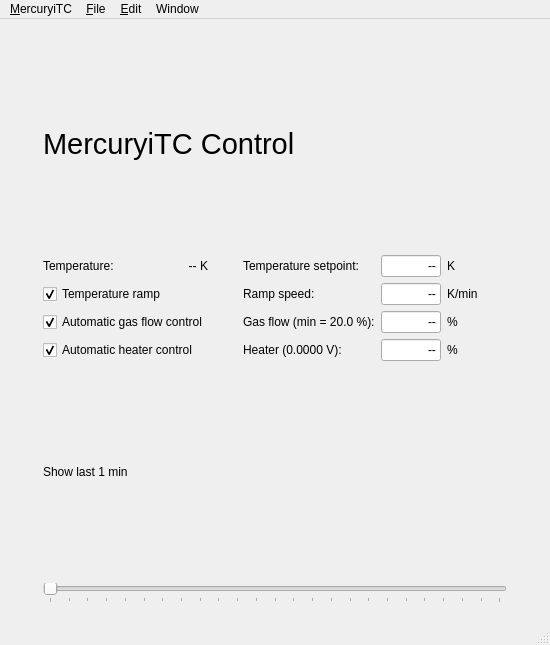
First picture: the form in mercurygui/main.ui, repository OE-FET/mercurygui, before the edit.
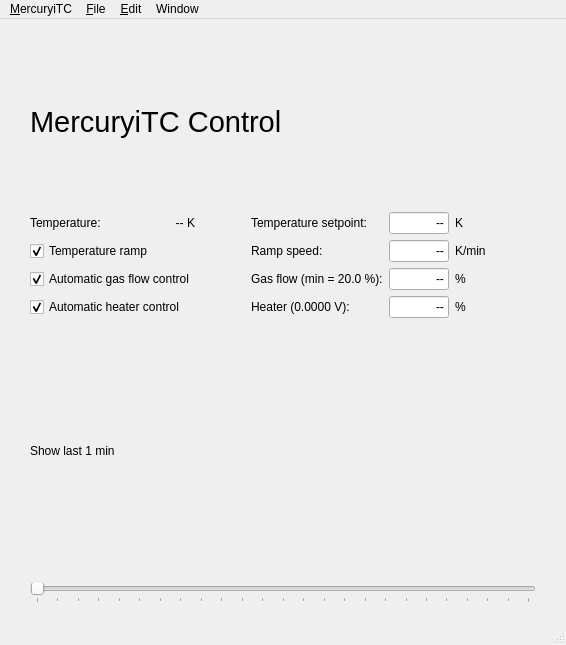
Second picture: the form after the edit. Custom widgets are drawn as their Qt base class.

Commit message: fixed too small y-axis width for some fonts / systems

Patch:
```diff
--- a/mercurygui/main.ui
+++ b/mercurygui/main.ui
@@ -6,7 +6,7 @@
    <rect>
     <x>0</x>
     <y>0</y>
-    <width>550</width>
+    <width>566</width>
     <height>645</height>
    </rect>
   </property>
@@ -28,8 +28,112 @@
      <number>20</number>
     </property>
     <item row="2" column="0">
-     <layout class="QGridLayout" name="gridLayout">
-      <item row="4" column="1" colspan="3">
+     <layout class="QGridLayout" name="gridLayoutTop">
+      <property name="leftMargin">
+       <number>30</number>
+      </property>
+      <property name="rightMargin">
+       <number>30</number>
+      </property>
+      <item row="4" column="5">
+       <widget class="CLineEdit" name="h1_edit">
+        <property name="minimumSize">
+         <size>
+          <width>60</width>
+          <height>0</height>
+         </size>
+        </property>
+        <property name="maximumSize">
+         <size>
+          <width>60</width>
+          <height>16777215</height>
+         </size>
+        </property>
+        <property name="text">
+         <string>--</string>
+        </property>
+        <property name="alignment">
+         <set>Qt::AlignRight|Qt::AlignTrailing|Qt::AlignVCenter</set>
+        </property>
+       </widget>
+      </item>
+      <item row="0" column="0" colspan="8">
+       <widget class="QLabel" name="labelTitle">
+        <property name="text">
+         <string>&lt;html&gt;&lt;head/&gt;&lt;body&gt;&lt;p&gt;&lt;span style=&quot; font-size:22pt;&quot;&gt;MercuryiTC Control&lt;/span&gt;&lt;/p&gt;&lt;/body&gt;&lt;/html&gt;</string>
+        </property>
+        <property name="textFormat">
+         <enum>Qt::RichText</enum>
+        </property>
+       </widget>
+      </item>
+      <item row="1" column="6">
+       <widget class="QLabel" name="t2_unit">
+        <property name="text">
+         <string>K</string>
+        </property>
+       </widget>
+      </item>
+      <item row="2" column="5">
+       <widget class="CLineEdit" name="r1_edit">
+        <property name="minimumSize">
+         <size>
+          <width>60</width>
+          <height>0</height>
+         </size>
+        </property>
+        <property name="maximumSize">
+         <size>
+          <width>60</width>
+          <height>16777215</height>
+         </size>
+        </property>
+        <property name="text">
+         <string>--</string>
+        </property>
+        <property name="alignment">
+         <set>Qt::AlignRight|Qt::AlignTrailing|Qt::AlignVCenter</set>
+        </property>
+       </widget>
+      </item>
+      <item row="3" column="0" colspan="3">
+       <widget class="QCheckBox" name="gf2_checkbox">
+        <property name="text">
+         <string>Automatic gas flow control</string>
+        </property>
+        <property name="checked">
+         <bool>true</bool>
+        </property>
+       </widget>
+      </item>
+      <item row="3" column="4">
+       <widget class="QLabel" name="gf1_label">
+        <property name="text">
+         <string>Gas flow (min = 20.0 %):</string>
+        </property>
+       </widget>
+      </item>
+      <item row="1" column="0">
+       <widget class="QLabel" name="t1_label">
+        <property name="maximumSize">
+         <size>
+          <width>90</width>
+          <height>16777215</height>
+         </size>
+        </property>
+        <property name="text">
+         <string>Temperature:</string>
+        </property>
+       </widget>
+      </item>
+      <item row="1" column="4">
+       <widget class="QLabel" name="t2_label">
+        <property name="text">
+         <string>Temperature setpoint:</string>
+        </property>
+       </widget>
+      </item>
+      <item row="4" column="0" colspan="3">
        <widget class="QCheckBox" name="h2_checkbox">
         <property name="text">
          <string>Automatic heater control</string>
@@ -39,52 +143,14 @@
         </property>
        </widget>
       </item>
-      <item row="6" column="1" colspan="8">
-       <widget class="QLabel" name="timeLabel">
-        <property name="sizePolicy">
-         <sizepolicy hsizetype="Expanding" vsizetype="Preferred">
-          <horstretch>0</horstretch>
-          <verstretch>0</verstretch>
-         </sizepolicy>
-        </property>
-        <property name="text">
-         <string>Show last 1 min</string>
-        </property>
-       </widget>
-      </item>
-      <item row="3" column="7">
+      <item row="3" column="6">
        <widget class="QLabel" name="gf1_unit">
         <property name="text">
          <string>%</string>
         </property>
        </widget>
       </item>
-      <item row="7" column="1" colspan="8">
-       <widget class="QSlider" name="horizontalSlider">
-        <property name="sizePolicy">
-         <sizepolicy hsizetype="Expanding" vsizetype="Fixed">
-          <horstretch>0</horstretch>
-          <verstretch>0</verstretch>
-         </sizepolicy>
-        </property>
-        <property name="minimum">
-         <number>1</number>
-        </property>
-        <property name="maximum">
-         <number>1440</number>
-        </property>
-        <property name="orientation">
-         <enum>Qt::Horizontal</enum>
-        </property>
-        <property name="tickPosition">
-         <enum>QSlider::TicksBelow</enum>
-        </property>
-        <property name="tickInterval">
-         <number>60</number>
-        </property>
-       </widget>
-      </item>
-      <item row="1" column="6">
+      <item row="1" column="5">
        <widget class="CLineEdit" name="t2_edit">
         <property name="minimumSize">
          <size>
@@ -106,7 +172,7 @@
         </property>
        </widget>
       </item>
-      <item row="1" column="2" colspan="2">
+      <item row="1" column="1" colspan="2">
        <widget class="QLabel" name="t1_reading">
         <property name="minimumSize">
          <size>
@@ -122,7 +188,7 @@
         </property>
        </widget>
       </item>
-      <item row="3" column="6">
+      <item row="3" column="5">
        <widget class="CLineEdit" name="gf1_edit">
         <property name="minimumSize">
          <size>
@@ -144,46 +210,14 @@
         </property>
        </widget>
       </item>
-      <item row="4" column="7">
+      <item row="4" column="6">
        <widget class="QLabel" name="h1_unit">
         <property name="text">
          <string>%</string>
         </property>
        </widget>
       </item>
-      <item row="6" column="9" rowspan="2">
-       <spacer name="horizontalSpacer_4">
-        <property name="orientation">
-         <enum>Qt::Horizontal</enum>
-        </property>
-        <property name="sizeType">
-         <enum>QSizePolicy::Fixed</enum>
-        </property>
-        <property name="sizeHint" stdset="0">
-         <size>
-          <width>37</width>
-          <height>20</height>
-         </size>
-        </property>
-       </spacer>
-      </item>
-      <item row="0" column="0" rowspan="5">
-       <spacer name="horizontalSpacer_5">
-        <property name="orientation">
-         <enum>Qt::Horizontal</enum>
-        </property>
-        <property name="sizeType">
-         <enum>QSizePolicy::Fixed</enum>
-        </property>
-        <property name="sizeHint" stdset="0">
-         <size>
-          <width>37</width>
-          <height>20</height>
-         </size>
-        </property>
-       </spacer>
-      </item>
-      <item row="1" column="8" rowspan="4">
+      <item row="1" column="7" rowspan="4">
        <spacer name="horizontalSpacer_2">
         <property name="orientation">
          <enum>Qt::Horizontal</enum>
@@ -196,14 +230,7 @@
         </property>
        </spacer>
       </item>
-      <item row="4" column="5">
-       <widget class="QLabel" name="h1_label">
-        <property name="text">
-         <string>Heater (0.0000 V):</string>
-        </property>
-       </widget>
-      </item>
-      <item row="2" column="1" colspan="3">
+      <item row="2" column="0" colspan="3">
        <widget class="QCheckBox" name="r2_checkbox">
         <property name="text">
          <string>Temperature ramp</string>
@@ -213,166 +240,89 @@
         </property>
        </widget>
       </item>
-      <item row="2" column="5">
+      <item row="2" column="4">
        <widget class="QLabel" name="r1_label">
         <property name="text">
          <string>Ramp speed:</string>
         </property>
        </widget>
       </item>
-      <item row="2" column="7">
+      <item row="1" column="3" rowspan="4">
+       <spacer name="horizontalSpacer_1">
+        <property name="orientation">
+         <enum>Qt::Horizontal</enum>
+        </property>
+        <property name="sizeHint" stdset="0">
+         <size>
+          <width>2</width>
+          <height>0</height>
+         </size>
+        </property>
+       </spacer>
+      </item>
+      <item row="2" column="6">
        <widget class="QLabel" name="r1_unit">
         <property name="text">
          <string>K/min</string>
         </property>
        </widget>
       </item>
-      <item row="1" column="4" rowspan="4">
-       <spacer name="horizontalSpacer">
-        <property name="orientation">
-         <enum>Qt::Horizontal</enum>
-        </property>
-        <property name="sizeHint" stdset="0">
-         <size>
-          <width>2</width>
-          <height>0</height>
-         </size>
-        </property>
-       </spacer>
-      </item>
-      <item row="0" column="9" rowspan="5">
-       <spacer name="horizontalSpacer_6">
-        <property name="orientation">
-         <enum>Qt::Horizontal</enum>
-        </property>
-        <property name="sizeType">
-         <enum>QSizePolicy::Fixed</enum>
-        </property>
-        <property name="sizeHint" stdset="0">
-         <size>
-          <width>37</width>
-          <height>20</height>
-         </size>
-        </property>
-       </spacer>
-      </item>
-      <item row="1" column="5">
-       <widget class="QLabel" name="t2_label">
+      <item row="4" column="4">
+       <widget class="QLabel" name="h1_label">
         <property name="text">
-         <string>Temperature setpoint:</string>
+         <string>Heater (0.0000 V):</string>
         </property>
        </widget>
       </item>
-      <item row="3" column="5">
-       <widget class="QLabel" name="gf1_label">
-        <property name="text">
-         <string>Gas flow (min = 20.0 %):</string>
+     </layout>
+    </item>
+    <item row="3" column="0">
+     <layout class="QGridLayout" name="gridLayoutCanvas">
+      <property name="spacing">
+       <number>0</number>
+      </property>
+     </layout>
+    </item>
+    <item row="4" column="0">
+     <layout class="QGridLayout" name="gridLayoutBottom">
+      <property name="leftMargin">
+       <number>30</number>
+      </property>
+      <property name="rightMargin">
+       <number>30</number>
+      </property>
+      <item row="1" column="0">
+       <widget class="QSlider" name="horizontalSlider">
+        <property name="sizePolicy">
+         <sizepolicy hsizetype="Expanding" vsizetype="Fixed">
+          <horstretch>0</horstretch>
+          <verstretch>0</verstretch>
+         </sizepolicy>
         </property>
-       </widget>
-      </item>
-      <item row="6" column="0" rowspan="2">
-       <spacer name="horizontalSpacer_3">
+        <property name="minimum">
+         <number>1</number>
+        </property>
+        <property name="maximum">
+         <number>1440</number>
+        </property>
         <property name="orientation">
          <enum>Qt::Horizontal</enum>
         </property>
-        <property name="sizeType">
-         <enum>QSizePolicy::Fixed</enum>
+        <property name="tickPosition">
+         <enum>QSlider::TicksBelow</enum>
         </property>
-        <property name="sizeHint" stdset="0">
-         <size>
-          <width>37</width>
-          <height>20</height>
-         </size>
+        <property name="tickInterval">
+         <number>60</number>
         </property>
-       </spacer>
-      </item>
-      <item row="3" column="1" colspan="3">
-       <widget class="QCheckBox" name="gf2_checkbox">
-        <property name="text">
-         <string>Automatic gas flow control</string>
-        </property>
-        <property name="checked">
-         <bool>true</bool>
-        </property>
        </widget>
       </item>
-      <item row="1" column="1">
-       <widget class="QLabel" name="t1_label">
-        <property name="maximumSize">
-         <size>
-          <width>90</width>
-          <height>16777215</height>
-         </size>
-        </property>
+      <item row="0" column="0">
+       <widget class="QLabel" name="timeLabel">
         <property name="text">
-         <string>Temperature:</string>
+         <string>Show last 1 min</string>
         </property>
        </widget>
       </item>
-      <item row="4" column="6">
-       <widget class="CLineEdit" name="h1_edit">
-        <property name="minimumSize">
-         <size>
-          <width>60</width>
-          <height>0</height>
-         </size>
-        </property>
-        <property name="maximumSize">
-         <size>
-          <width>60</width>
-          <height>16777215</height>
-         </size>
-        </property>
-        <property name="text">
-         <string>--</string>
-        </property>
-        <property name="alignment">
-         <set>Qt::AlignRight|Qt::AlignTrailing|Qt::AlignVCenter</set>
-        </property>
-       </widget>
-      </item>
-      <item row="0" column="1" colspan="8">
-       <widget class="QLabel" name="label">
-        <property name="text">
-         <string>&lt;html&gt;&lt;head/&gt;&lt;body&gt;&lt;p&gt;&lt;span style=&quot; font-size:22pt;&quot;&gt;MercuryiTC Control&lt;/span&gt;&lt;/p&gt;&lt;/body&gt;&lt;/html&gt;</string>
-        </property>
-        <property name="textFormat">
-         <enum>Qt::RichText</enum>
-        </property>
-       </widget>
-      </item>
-      <item row="1" column="7">
-       <widget class="QLabel" name="t2_unit">
-        <property name="text">
-         <string>K</string>
-        </property>
-       </widget>
-      </item>
-      <item row="2" column="6">
-       <widget class="CLineEdit" name="r1_edit">
-        <property name="minimumSize">
-         <size>
-          <width>60</width>
-          <height>0</height>
-         </size>
-        </property>
-        <property name="maximumSize">
-         <size>
-          <width>60</width>
-          <height>16777215</height>
-         </size>
-        </property>
-        <property name="text">
-         <string>--</string>
-        </property>
-        <property name="alignment">
-         <set>Qt::AlignRight|Qt::AlignTrailing|Qt::AlignVCenter</set>
-        </property>
-       </widget>
-      </item>
-      <item row="5" column="0" colspan="10">
-       <layout class="QGridLayout" name="gridLayoutCanvas"/>
-      </item>
      </layout>
     </item>
    </layout>
@@ -382,7 +332,7 @@
     <rect>
      <x>0</x>
      <y>0</y>
-     <width>550</width>
+     <width>566</width>
      <height>22</height>
     </rect>
    </property>
```
Left out of the diff: 3 changed lines with no effect on the pictures. The commit also changes 2 other files.
